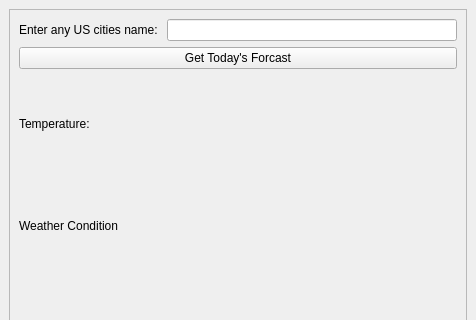
HSU-S21-CS232/p03-mp390, file p03.ui: the form before one commit; both pictures show x 0 to 476 and y 0 to 320 of the 476 by 520 pixel window.
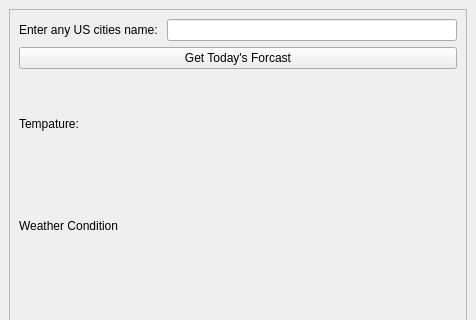
The form after the commit.

Commit message: trying to get data to be displayed

```diff
--- a/p03.ui
+++ b/p03.ui
@@ -54,7 +54,7 @@
          <item row="0" column="0">
           <widget class="QLabel" name="tempLabel">
            <property name="text">
-            <string>Temperature:</string>
+            <string>Tempature:</string>
            </property>
           </widget>
          </item>
```
Left out of the diff: 2 changed lines with no effect on the pictures. The commit also changes 2 other files.
